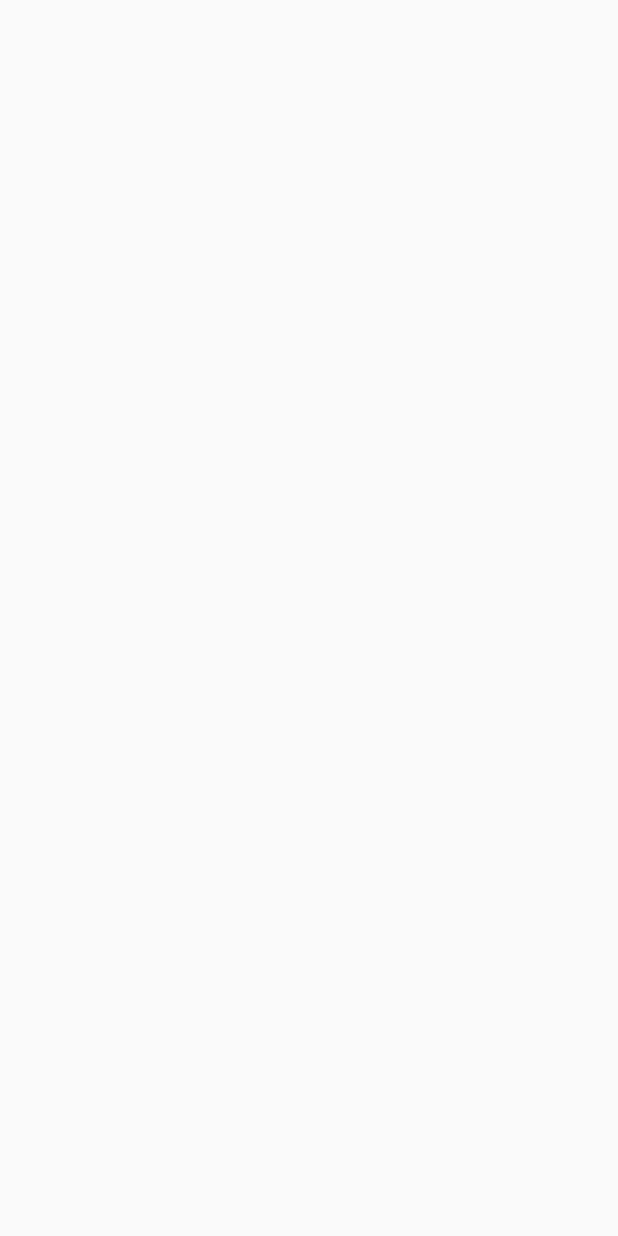
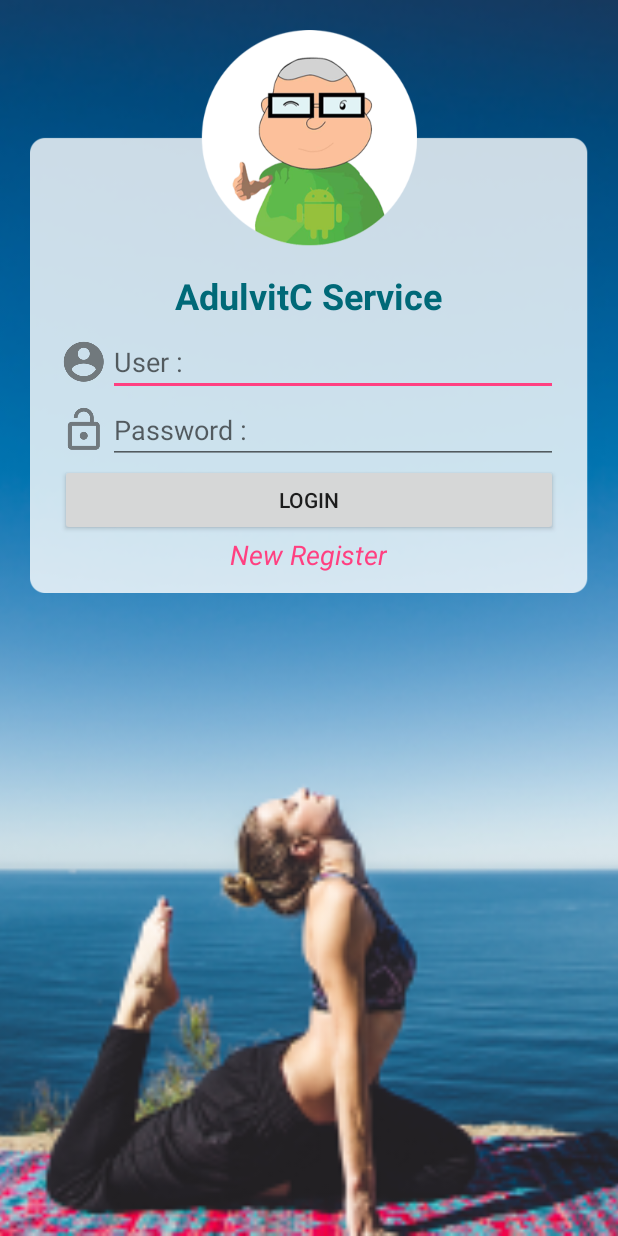
Before and after one commit to Adulvit/AdulvitCService, an Android app: the screen it shows after launch (MainActivity), on a phone screen of 412 x 824 dp. Before the commit the screen is empty. Run offline under Robolectric (Android 15) with nearby library versions, the phone set to English and light mode, and no system bars.

Commit message:
Get Onclick OK

```diff
--- a/app/src/main/AndroidManifest.xml
+++ b/app/src/main/AndroidManifest.xml
@@ -4,12 +4,12 @@
 
     <application
         android:allowBackup="true"
-        android:icon="@mipmap/ic_launcher"
+        android:icon="@drawable/masterung_round"
         android:label="@string/app_name"
         android:roundIcon="@mipmap/ic_launcher_round"
         android:supportsRtl="true"
         android:theme="@style/AppTheme">
-        <activity android:name=".MainActivity">
+        <activity android:name=".MainActivity" android:screenOrientation="portrait">
             <intent-filter>
                 <action android:name="android.intent.action.MAIN" />
 
--- a/app/src/main/java/com/betagro/adulvitc/adulvitcservice/MainActivity.java
+++ b/app/src/main/java/com/betagro/adulvitc/adulvitcservice/MainActivity.java
@@ -2,6 +2,8 @@ package com.betagro.adulvitc.adulvitcservice;
 
 import android.support.v7.app.AppCompatActivity;
 import android.os.Bundle;
+
+import com.betagro.adulvitc.adulvitcservice.fragment.MainFragment;
 
 public class MainActivity extends AppCompatActivity {
 
@@ -11,6 +13,13 @@ public class MainActivity extends AppCompatActivity {
         setContentView(R.layout.activity_main);
 
 
+//        Add Fragment to Activity
+        if (savedInstanceState == null) {
+            getSupportFragmentManager().beginTransaction()
+                    .add(R.id.contentFragmentMain, new MainFragment()).commit();
+
+        }
+
     }   //Main Method
 
 
--- /dev/null
+++ b/app/src/main/java/com/betagro/adulvitc/adulvitcservice/fragment/MainFragment.java
@@ -0,0 +1,61 @@
+package com.betagro.adulvitc.adulvitcservice.fragment;
+
+import android.content.Intent;
+import android.os.Bundle;
+import android.support.annotation.Nullable;
+import android.support.v4.app.Fragment;
+import android.view.LayoutInflater;
+import android.view.View;
+import android.view.ViewGroup;
+import android.widget.TextView;
+
+import com.betagro.adulvitc.adulvitcservice.R;
+
+/**
+ * Created by Adulvitc on 28/10/2560.
+ */
+
+public class MainFragment extends Fragment{
+
+
+
+//    Create Main Method
+    @Override
+    public void onActivityCreated(@Nullable Bundle savedInstanceState) {
+        super.onActivityCreated(savedInstanceState);
+
+
+//        Register Controller
+        registerController();
+
+
+    }   //Main Method
+
+    private void registerController() {
+        TextView textView = getView().findViewById(R.id.txtNewRegister);
+        textView.setOnClickListener(new View.OnClickListener() {
+            @Override
+            public void onClick(View v) {
+
+//                Move to RegisterFragment
+                getActivity().getSupportFragmentManager().beginTransaction()
+                        .replace(R.id.contentFragmentMain, new RegisterFragment())
+                        .addToBackStack(null).commit();
+            }
+        });
+
+    }
+
+    //    Create View Group
+    @Nullable
+    @Override
+    public View onCreateView(LayoutInflater inflater,
+                             @Nullable ViewGroup container,
+                             @Nullable Bundle savedInstanceState) {
+        View view = inflater.inflate(R.layout.fragment_main, container, false);
+
+        return view;
+    }
+
+
+}   //Main Class
--- a/app/src/main/res/layout/activity_main.xml
+++ b/app/src/main/res/layout/activity_main.xml
@@ -6,4 +6,21 @@
     android:layout_height="match_parent"
     tools:context="com.betagro.adulvitc.adulvitcservice.MainActivity">
 
+    <!--Wallpaper-->
+    <ImageView
+        android:scaleType="centerCrop"
+        android:src="@drawable/bg"
+        android:layout_width="match_parent"
+        android:layout_height="match_parent" />
+
+
+    <!--Content of Fragment-->
+    <FrameLayout
+        android:id="@+id/contentFragmentMain"
+        android:layout_width="match_parent"
+        android:layout_height="match_parent"/>
+
+
+
+
 </android.support.constraint.ConstraintLayout>
--- a/app/src/main/res/layout/fragment_main.xml
+++ b/app/src/main/res/layout/fragment_main.xml
@@ -83,6 +83,8 @@
 
         <!--New Register-->
         <TextView
+            android:clickable="true"
+            android:id="@+id/txtNewRegister"
             android:textColor="@color/colorAccent"
             android:textSize="@dimen/h2"
             android:textStyle="italic"
--- a/app/src/main/res/values/strings.xml
+++ b/app/src/main/res/values/strings.xml
@@ -5,5 +5,6 @@
     <string name="password">Password :</string>
     <string name="login">login</string>
     <string name="new_register">New Register</string>
+    <string name="name">Name</string>
 
 </resources>
```
Also changed, not shown: app/src/main/java/com/betagro/adulvitc/adulvitcservice/fragment/RegisterFragment.java (added, +27 -0 lines), app/src/main/res/layout/fragment_new_register.xml (added, +103 -0 lines), app/src/main/res/drawable-hdpi/ic_action_name.png (added), app/src/main/res/drawable-mdpi/ic_action_name.png (added), app/src/main/res/drawable-xhdpi/ic_action_name.png (added), app/src/main/res/drawable-xxhdpi/ic_action_name.png (added).
